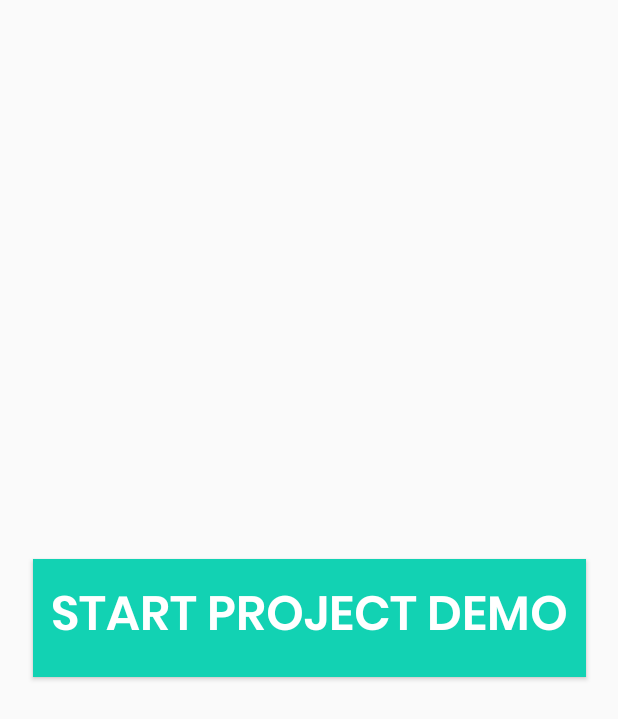
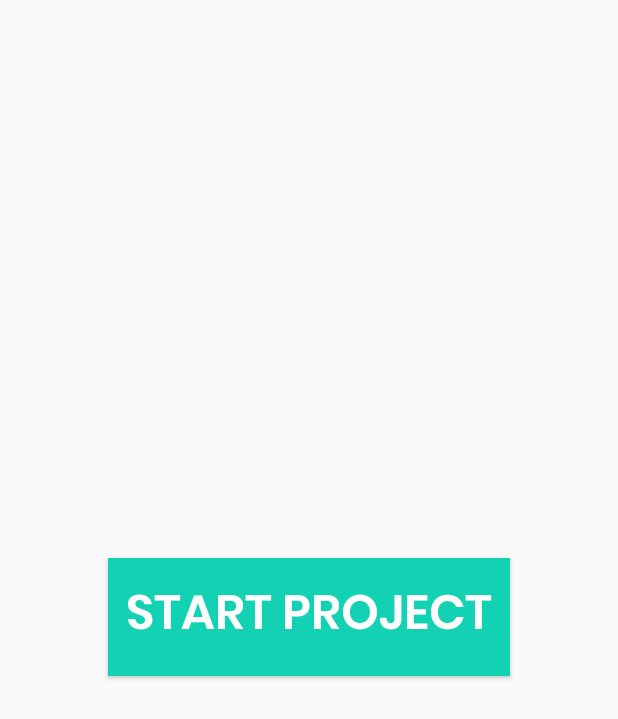
Before and after one commit to MuhammadAsad076/CodeNameFive, an Android app: the screen it shows after launch (MainActivity), on a phone screen of 412 x 824 dp. Shown: the top 719 px of the screen. Run offline under Robolectric (Android 15) with nearby library versions, the phone set to English and light mode, and no system bars.

Commit message:
change in main activity_main.xml

```diff
--- a/app/src/main/res/layout/activity_main.xml
+++ b/app/src/main/res/layout/activity_main.xml
@@ -10,15 +10,16 @@
         android:id="@+id/startProject"
         android:layout_width="wrap_content"
         android:layout_height="wrap_content"
-        android:text="Start Project Demo"
+        android:background="#12D2B3"
         android:fontFamily="@font/poppins_semi_bold"
-        android:background="#12D2B3"
         android:padding="12dp"
+        android:text="Start Project"
+        android:textColor="@android:color/white"
         android:textSize="32sp"
-        android:textColor="@android:color/white"
         app:layout_constraintBottom_toBottomOf="parent"
         app:layout_constraintLeft_toLeftOf="parent"
         app:layout_constraintRight_toRightOf="parent"
-        app:layout_constraintTop_toTopOf="parent" />
+        app:layout_constraintTop_toTopOf="parent"
+        app:layout_constraintVertical_bias="0.499" />
 
 </androidx.constraintlayout.widget.ConstraintLayout>
```
